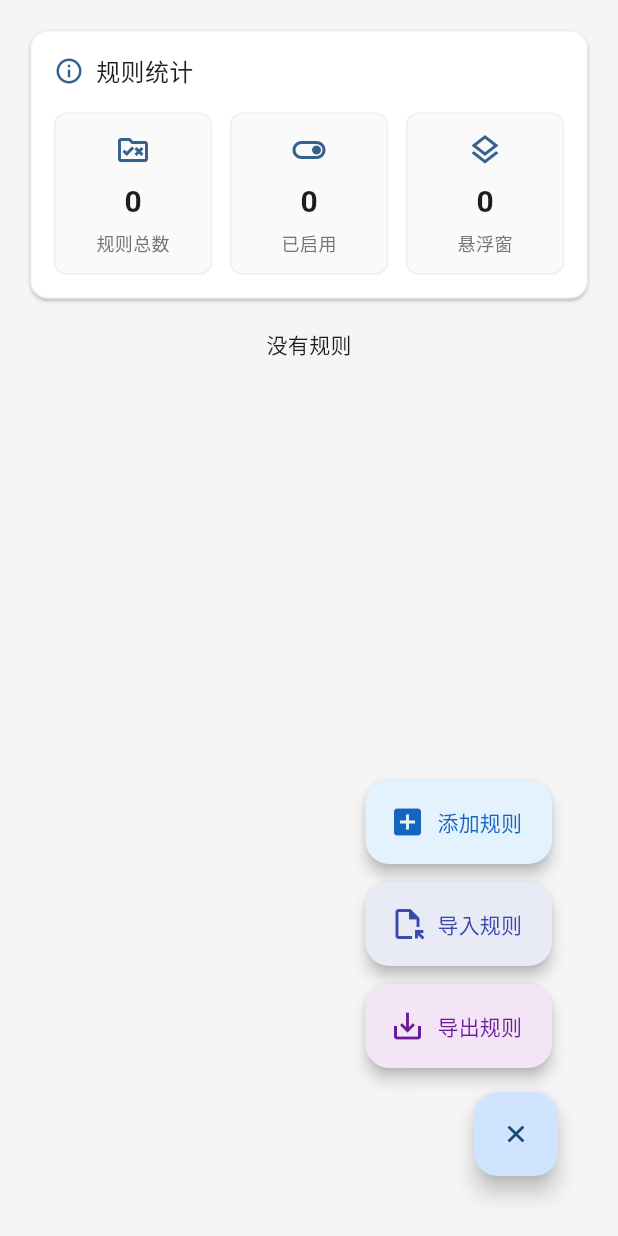
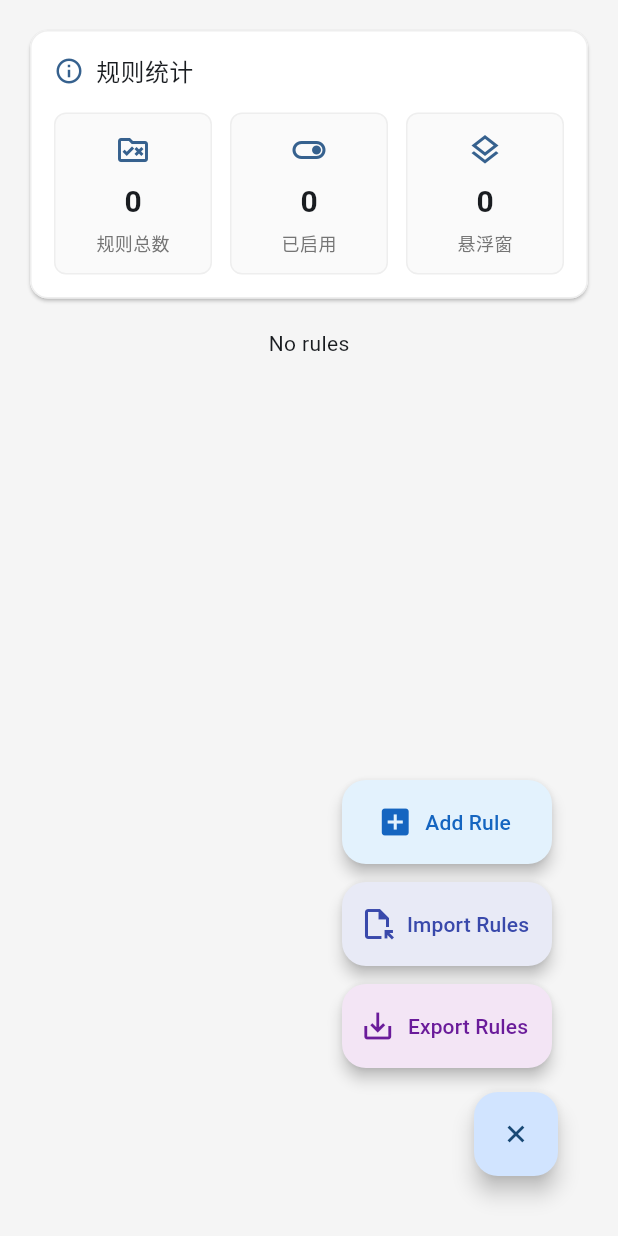
Before and after one commit to Zsbyqx20/AWAttackerApplier, a Flutter app: the RuleListPage screen opened directly, after a tap on the "add" icon, on a phone screen of 412 x 824 dp. Run offline on Flutter 3.47's test engine with Material 3 defaults, Android fonts, the phone set to English and light mode, and no system bars; our stand-ins replace shared_preferences; missing offline and left inert: flutter_background_service; accounts and stored records are empty; generated files the repository leaves out were written again.

Commit message:
feat: enhance localization for rule management and UI feedback
- Updated localization files for English and Chinese to include new messages related to rule import/export operations and empty rule lists.
- Refactored RuleListPage to utilize localized strings for displaying messages when no rules are available, and for import/export actions, improving user experience and accessibility.
- Added new localized strings for error handling during import/export processes, ensuring clearer communication of actions and outcomes to users.

```diff
--- a/lib/l10n/app_en.arb
+++ b/lib/l10n/app_en.arb
@@ -190,7 +190,7 @@
             }
         }
     },
-    "noRules": "No rules found",
+    "noRules": "No rules",
     "@noRules": {
         "description": "Message shown when no rules are available"
     },
@@ -241,5 +241,35 @@
     "height": "Height",
     "@height": {
         "description": "Label for height field"
+    },
+    "ruleImportCancelled": "Import cancelled",
+    "@ruleImportCancelled": {
+        "description": "Message shown when rule import is cancelled"
+    },
+    "noRulesToImport": "No rules to import",
+    "@noRulesToImport": {
+        "description": "Message shown when no rules are found in import file"
+    },
+    "noRulesToExport": "No rules to export",
+    "@noRulesToExport": {
+        "description": "Message shown when trying to export with no rules"
+    },
+    "exportCancelled": "Export cancelled",
+    "@exportCancelled": {
+        "description": "Message shown when rule export is cancelled"
+    },
+    "exportErrorWithException": "Export failed: {error}",
+    "@exportErrorWithException": {
+        "description": "Message shown when rule export fails",
+        "placeholders": {
+            "error": {
+                "type": "String",
+                "example": "File access denied"
+            }
+        }
+    },
+    "emptyRuleList": "No rules yet",
+    "@emptyRuleList": {
+        "description": "Message shown when rule list is empty"
     }
 }
--- a/lib/l10n/app_zh.arb
+++ b/lib/l10n/app_zh.arb
@@ -190,7 +190,7 @@
             }
         }
     },
-    "noRules": "没有找到规则",
+    "noRules": "没有规则",
     "@noRules": {
         "description": "Message shown when no rules are available"
     },
@@ -241,5 +241,35 @@
     "height": "高度",
     "@height": {
         "description": "Label for height field"
+    },
+    "ruleImportCancelled": "导入已取消",
+    "@ruleImportCancelled": {
+        "description": "Message shown when rule import is cancelled"
+    },
+    "noRulesToImport": "没有找到可导入的规则",
+    "@noRulesToImport": {
+        "description": "Message shown when no rules are found in import file"
+    },
+    "noRulesToExport": "没有可导出的规则",
+    "@noRulesToExport": {
+        "description": "Message shown when trying to export with no rules"
+    },
+    "exportCancelled": "导出已取消",
+    "@exportCancelled": {
+        "description": "Message shown when rule export is cancelled"
+    },
+    "exportErrorWithException": "导出失败：{error}",
+    "@exportErrorWithException": {
+        "description": "Message shown when rule export fails",
+        "placeholders": {
+            "error": {
+                "type": "String",
+                "example": "File access denied"
+            }
+        }
+    },
+    "emptyRuleList": "暂无规则",
+    "@emptyRuleList": {
+        "description": "Message shown when rule list is empty"
     }
 }
--- a/lib/pages/rule/rule_list_page.dart
+++ b/lib/pages/rule/rule_list_page.dart
@@ -1,7 +1,7 @@
 import 'package:flutter/material.dart';
 import 'package:flutter/services.dart';
-
 import 'package:provider/provider.dart';
+import 'package:flutter_gen/gen_l10n/app_localizations.dart';
 
 import '../../models/rule.dart';
 import '../../models/rule_import.dart';
@@ -45,6 +45,8 @@ class _RuleListPageState extends State<RuleListPage>
 
   @override
   Widget build(BuildContext context) {
+    final l10n = AppLocalizations.of(context)!;
+
     return Consumer<RuleProvider>(
       builder: (context, provider, child) {
         final rules = provider.rules;
@@ -59,8 +61,8 @@ class _RuleListPageState extends State<RuleListPage>
               ),
               const SizedBox(height: 16),
               if (rules.isEmpty)
-                const Center(
-                  child: Text('没有规则'),
+                Center(
+                  child: Text(l10n.noRules),
                 )
               else
                 ListView.builder(
@@ -96,6 +98,8 @@ class _RuleListPageState extends State<RuleListPage>
                         ),
                         child: Padding(
                           padding: const EdgeInsets.only(right: 4),
+                          child: SizedBox(
+                            width: 140,
                             child: FloatingActionButton.extended(
                               heroTag: 'add',
                               elevation: 4,
@@ -107,7 +111,8 @@ class _RuleListPageState extends State<RuleListPage>
                                 _handleAdd();
                               },
                               icon: const Icon(Icons.add_box),
-                            label: const Text('添加规则'),
+                              label: Text(l10n.addRule),
+                            ),
                           ),
                         ),
                       ),
@@ -120,6 +125,8 @@ class _RuleListPageState extends State<RuleListPage>
                         ),
                         child: Padding(
                           padding: const EdgeInsets.only(right: 4),
+                          child: SizedBox(
+                            width: 140,
                             child: FloatingActionButton.extended(
                               heroTag: 'import',
                               elevation: 4,
@@ -131,7 +138,8 @@ class _RuleListPageState extends State<RuleListPage>
                                 _handleImport();
                               },
                               icon: const Icon(Icons.file_open_outlined),
-                            label: const Text('导入规则'),
+                              label: Text(l10n.importRules),
+                            ),
                           ),
                         ),
                       ),
@@ -144,6 +152,8 @@ class _RuleListPageState extends State<RuleListPage>
                         ),
                         child: Padding(
                           padding: const EdgeInsets.only(right: 4),
+                          child: SizedBox(
+                            width: 140,
                             child: FloatingActionButton.extended(
                               heroTag: 'export',
                               elevation: 4,
@@ -155,7 +165,8 @@ class _RuleListPageState extends State<RuleListPage>
                                 _handleExport();
                               },
                               icon: const Icon(Icons.save_alt_outlined),
-                            label: const Text('导出规则'),
+                              label: Text(l10n.exportRules),
+                            ),
                           ),
                         ),
                       ),
@@ -188,6 +199,7 @@ class _RuleListPageState extends State<RuleListPage>
   }
 
   Future<void> _handleImport() async {
+    final l10n = AppLocalizations.of(context)!;
     try {
       final jsonStr = await const MethodChannel(
               'com.mobilellm.awattackapplier/overlay_service')
@@ -197,7 +209,9 @@ class _RuleListPageState extends State<RuleListPage>
         if (!mounted) return;
         await RuleImportResultDialog.show(
           context: context,
-          mergeResults: [RuleMergeResult.conflict(errorMessage: '导入已取消')],
+          mergeResults: [
+            RuleMergeResult.conflict(errorMessage: l10n.importError)
+          ],
         );
         return;
       }
@@ -209,7 +223,7 @@ class _RuleListPageState extends State<RuleListPage>
         if (!mounted) return;
         await RuleImportResultDialog.show(
           context: context,
-          mergeResults: [RuleMergeResult.conflict(errorMessage: '没有找到可导入的规则')],
+          mergeResults: [RuleMergeResult.conflict(errorMessage: l10n.noRules)],
         );
         return;
       }
@@ -250,12 +264,13 @@ class _RuleListPageState extends State<RuleListPage>
   }
 
   Future<void> _handleExport() async {
+    final l10n = AppLocalizations.of(context)!;
     try {
       final rules = context.read<RuleProvider>().rules;
       if (rules.isEmpty) {
         if (!mounted) return;
         ScaffoldMessenger.of(context).showSnackBar(
-          const SnackBar(content: Text('没有可导出的规则')),
+          SnackBar(content: Text(l10n.noRules)),
         );
         return;
       }
@@ -275,11 +290,11 @@ class _RuleListPageState extends State<RuleListPage>
       if (!mounted) return;
       if (result == true) {
         ScaffoldMessenger.of(context).showSnackBar(
-          const SnackBar(content: Text('规则导出成功')),
+          SnackBar(content: Text(l10n.exportSuccess)),
         );
       } else {
         ScaffoldMessenger.of(context).showSnackBar(
-          const SnackBar(content: Text('规则导出已取消')),
+          SnackBar(content: Text(l10n.importError)),
         );
       }
 
@@ -289,7 +304,7 @@ class _RuleListPageState extends State<RuleListPage>
     } catch (e) {
       if (!mounted) return;
       ScaffoldMessenger.of(context).showSnackBar(
-        SnackBar(content: Text('规则导出失败：$e')),
+        SnackBar(content: Text(l10n.exportErrorWithException(e.toString()))),
       );
 
       setState(() {
```
Lines whose indentation alone changed are shown as unchanged.
